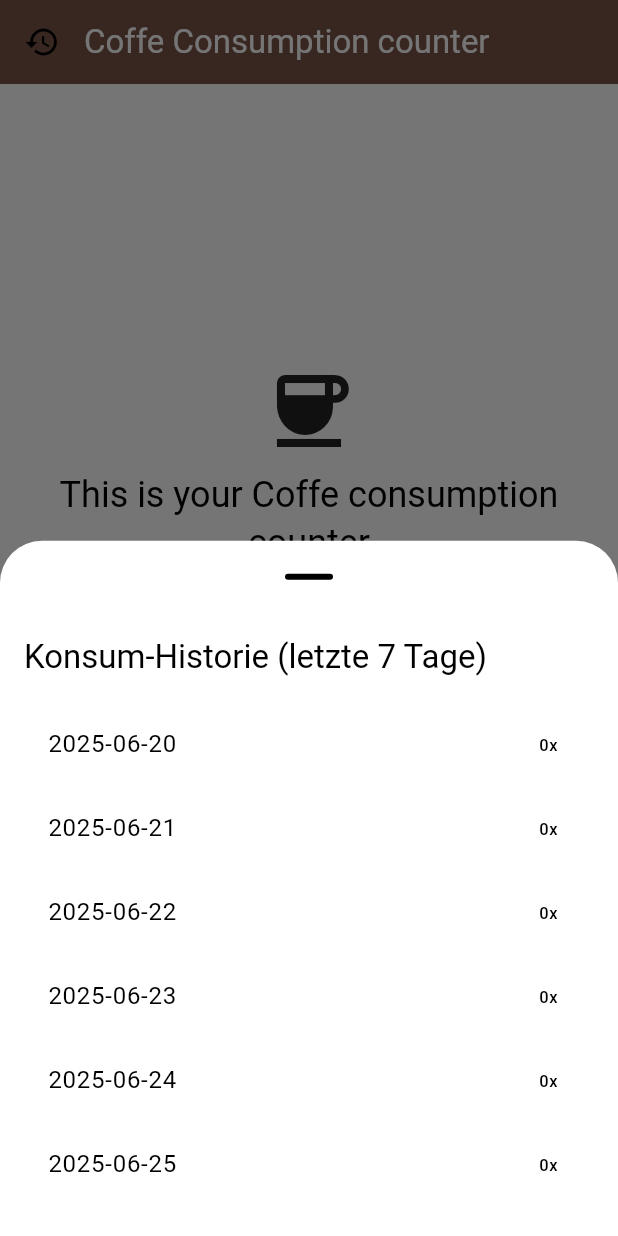
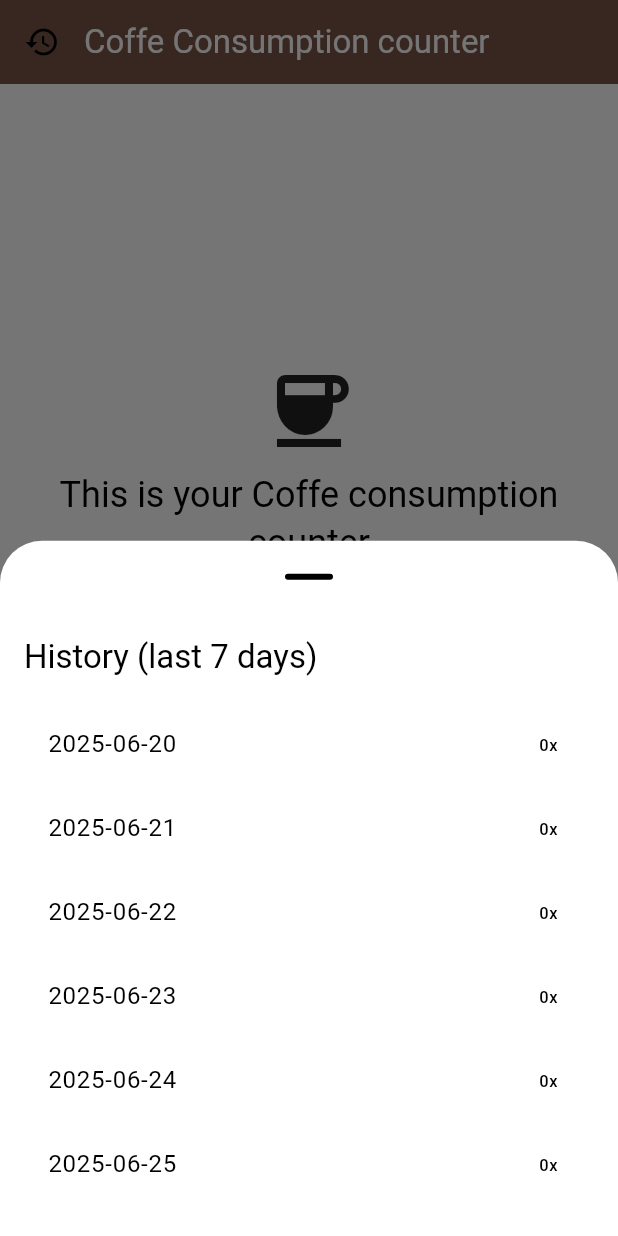
Before and after one commit to Vindows1/coffee-consumption, a Flutter app: the screen it shows after launch, after a tap on the "history" icon, on a phone screen of 412 x 824 dp. Run offline on Flutter 3.47's test engine with Material 3 defaults, Android fonts, the phone set to English and light mode, and no system bars; our stand-ins replace shared_preferences.

```diff
--- a/lib/main.dart
+++ b/lib/main.dart
@@ -130,7 +130,7 @@ List<MapEntry<String, int>> _getLast7DaysStats() {
                     crossAxisAlignment: CrossAxisAlignment.start,
                     children: [
                       Text(
-                        'Konsum-Historie (letzte 7 Tage)',
+                        'History (last 7 days)',
                         style: Theme.of(context).textTheme.titleLarge,
                       ),
                       SizedBox(height: 16),
```
Also changed, not shown: 1 other file.
